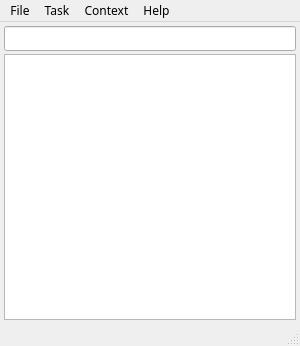
Old version of the form ui/main.ui in the repository middleofdreams/workload.
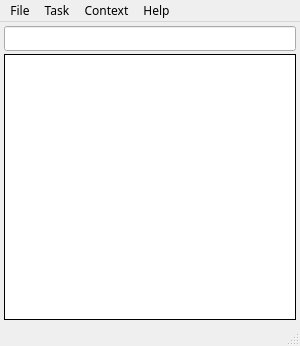
New version of the form. Icons and pictures are not drawn.

Commit message: extended menu items, all signals connected more information printed into console under every menu position ___

The edit to the form file:
```diff
--- a/ui/main.ui
+++ b/ui/main.ui
@@ -79,8 +79,14 @@
       <property name="autoFillBackground">
        <bool>false</bool>
       </property>
+      <property name="frameShape">
+       <enum>QFrame::Panel</enum>
+      </property>
+      <property name="frameShadow">
+       <enum>QFrame::Plain</enum>
+      </property>
       <property name="lineWidth">
-       <number>2</number>
+       <number>1</number>
       </property>
       <property name="midLineWidth">
        <number>1</number>
```
Left out of the diff: 17 changed lines with no effect on the pictures. The commit also changes 2 other files.
